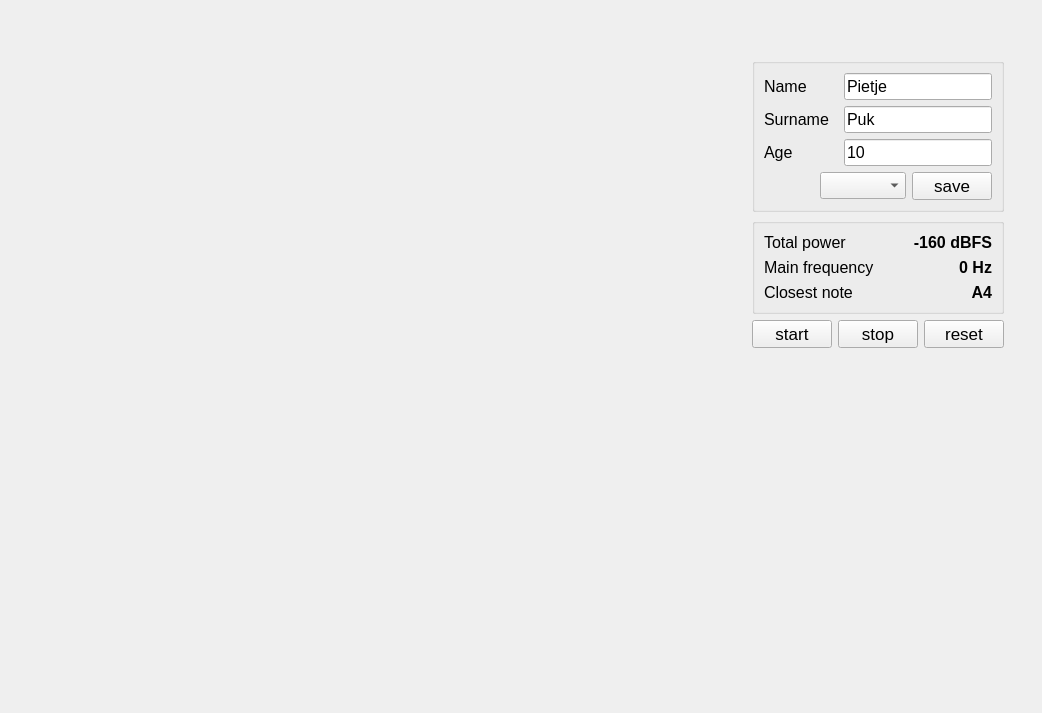
The window that ui/plots_widget.ui (jens-j/krijseenprijs) describes before a commit, drawn with Qt 5.
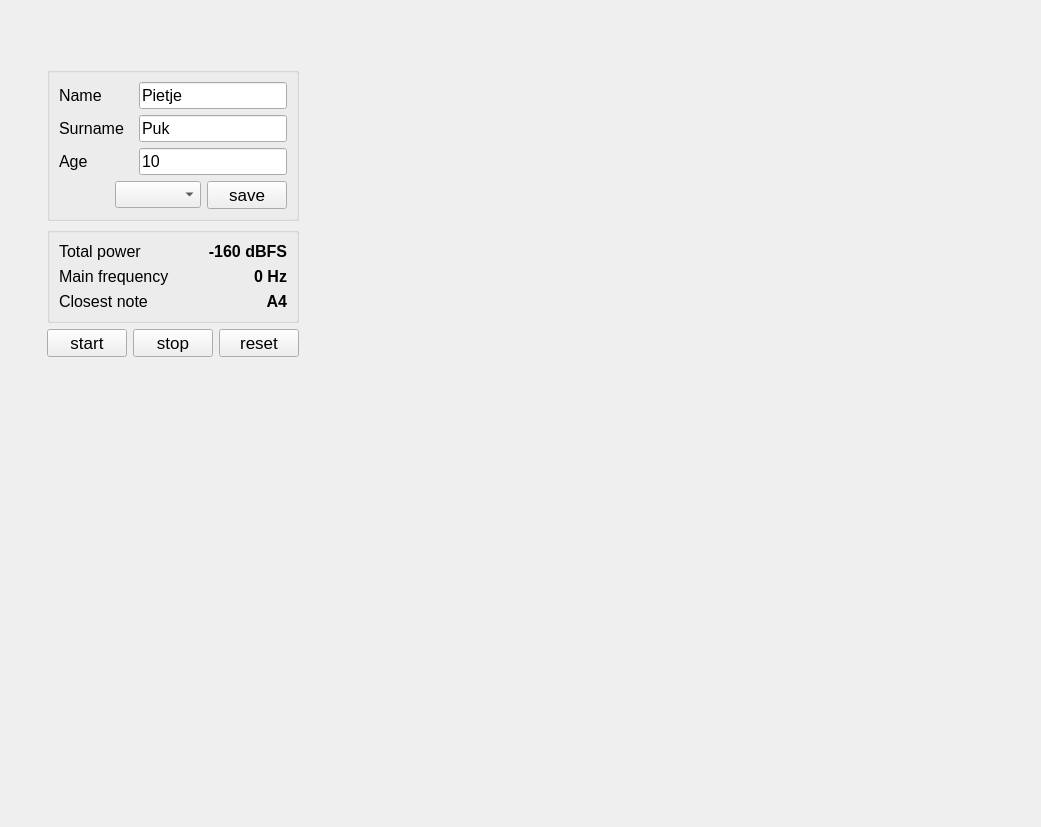
The same window after the commit. Custom widgets are drawn as their Qt base class.

```diff
--- a/ui/plots_widget.ui
+++ b/ui/plots_widget.ui
@@ -6,8 +6,8 @@
    <rect>
     <x>0</x>
     <y>0</y>
-    <width>1042</width>
-    <height>713</height>
+    <width>1041</width>
+    <height>827</height>
    </rect>
   </property>
   <property name="windowTitle">
@@ -15,38 +15,8 @@
   </property>
   <layout class="QHBoxLayout" name="horizontalLayout">
    <item>
-    <widget class="MyQWidget" name="verticalWidget" native="true">
-     <property name="sizePolicy">
-      <sizepolicy hsizetype="Preferred" vsizetype="Preferred">
-       <horstretch>3</horstretch>
-       <verstretch>0</verstretch>
-      </sizepolicy>
-     </property>
-     <layout class="QVBoxLayout" name="verticalLayout">
-      <item>
-       <widget class="PlotWidget" name="timePlot" native="true">
-        <property name="sizePolicy">
-         <sizepolicy hsizetype="Preferred" vsizetype="Preferred">
-          <horstretch>0</horstretch>
-          <verstretch>2</verstretch>
-         </sizepolicy>
-        </property>
-        <layout class="QVBoxLayout" name="verticalLayout_3"/>
-       </widget>
-      </item>
-      <item>
-       <widget class="PlotWidget" name="spectrogramPlot" native="true">
-        <property name="sizePolicy">
-         <sizepolicy hsizetype="Preferred" vsizetype="Preferred">
-          <horstretch>0</horstretch>
-          <verstretch>3</verstretch>
-         </sizepolicy>
-        </property>
-       </widget>
-      </item>
-     </layout>
-    </widget>
-   </item>
+    <widget class="MyQWidget" name="keypress_widget" native="true">
+     <layout class="QHBoxLayout" name="horizontalLayout_2">
    <item>
     <widget class="QWidget" name="verticalWidget_2" native="true">
      <property name="sizePolicy">
@@ -392,7 +362,7 @@
              </widget>
             </item>
             <item>
-             <layout class="QHBoxLayout" name="horizontalLayout_2">
+                <layout class="QHBoxLayout" name="horizontalLayout_11">
               <item>
                <widget class="QPushButton" name="startButton">
                 <property name="font">
@@ -445,6 +415,42 @@
           <verstretch>3</verstretch>
          </sizepolicy>
         </property>
+          </widget>
+         </item>
+        </layout>
+       </widget>
+      </item>
+      <item>
+       <widget class="QWidget" name="verticalWidget" native="true">
+        <property name="sizePolicy">
+         <sizepolicy hsizetype="Preferred" vsizetype="Preferred">
+          <horstretch>3</horstretch>
+          <verstretch>0</verstretch>
+         </sizepolicy>
+        </property>
+        <layout class="QVBoxLayout" name="verticalLayout">
+         <item>
+          <widget class="PlotWidget" name="timePlot" native="true">
+           <property name="sizePolicy">
+            <sizepolicy hsizetype="Preferred" vsizetype="Preferred">
+             <horstretch>0</horstretch>
+             <verstretch>2</verstretch>
+            </sizepolicy>
+           </property>
+           <layout class="QVBoxLayout" name="verticalLayout_3"/>
+          </widget>
+         </item>
+         <item>
+          <widget class="PlotWidget" name="spectrogramPlot" native="true">
+           <property name="sizePolicy">
+            <sizepolicy hsizetype="Preferred" vsizetype="Preferred">
+             <horstretch>0</horstretch>
+             <verstretch>3</verstretch>
+            </sizepolicy>
+           </property>
+          </widget>
+         </item>
+        </layout>
        </widget>
       </item>
      </layout>
```
Left out of the diff: 2 changed lines with no effect on the pictures. Lines whose indentation alone changed are shown as unchanged.
